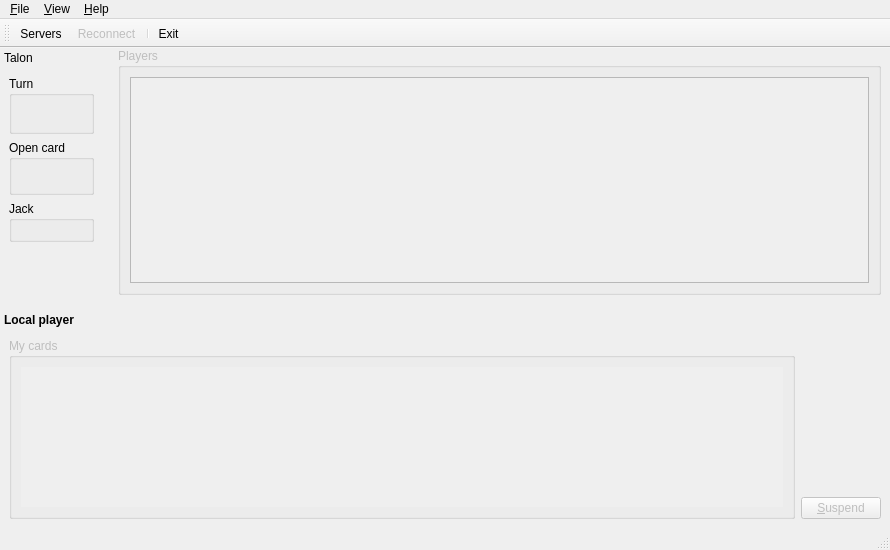
Above: src/mainwindow.ui from velnias75/NetMauMau-Qt-Client before the change. Below: the same form after it.
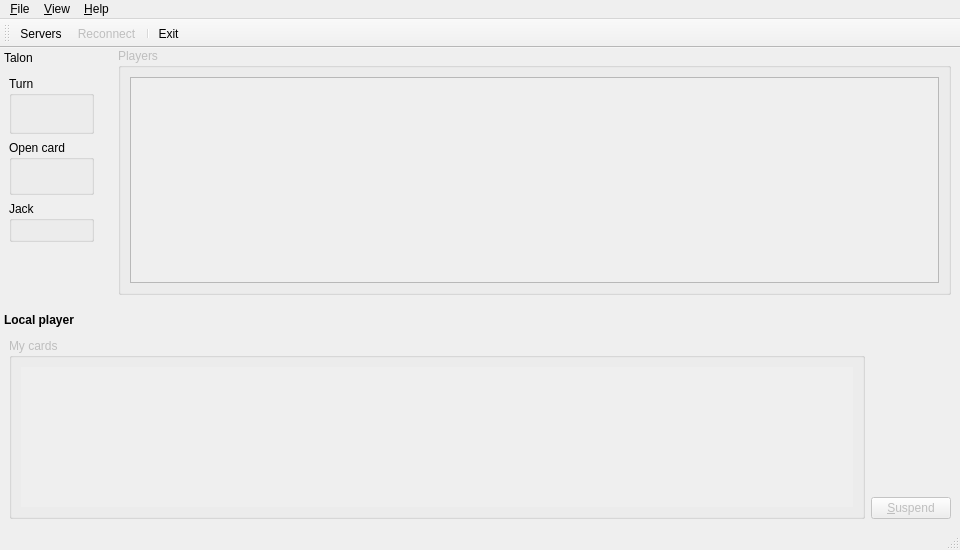
That is the form after the change. Icons and pictures are not drawn. Custom widgets are drawn as their Qt base class.

Diff of the .ui file:
```diff
--- a/src/mainwindow.ui
+++ b/src/mainwindow.ui
@@ -7,7 +7,7 @@
    <rect>
     <x>0</x>
     <y>0</y>
-    <width>890</width>
+    <width>960</width>
     <height>550</height>
    </rect>
   </property>
@@ -106,8 +106,8 @@
     <rect>
      <x>0</x>
      <y>0</y>
-     <width>890</width>
-     <height>25</height>
+     <width>960</width>
+     <height>21</height>
     </rect>
    </property>
    <widget class="QMenu" name="menuFile">
@@ -358,7 +358,7 @@
               <rect>
                <x>0</x>
                <y>0</y>
-               <width>772</width>
+               <width>849</width>
                <height>140</height>
               </rect>
              </property>
```
